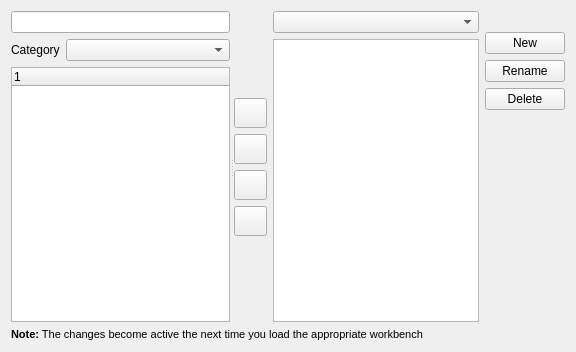
Qt form src/Gui/Dialogs/DlgToolbars.ui (southseact-3d/fcd) before a commit.
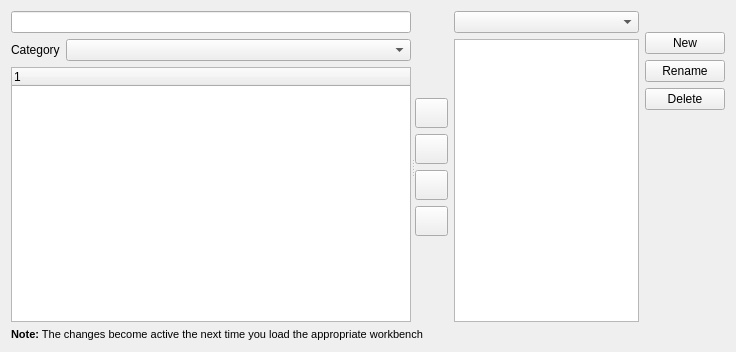
The same form after that commit. Icons and pictures are not drawn.

Commit message:
Gui: Widen the default customize dialog (#22714)
* Gui: Widen the default customize dialog

* Gui: Make panels the same width in keyboard and toolbars tabs

* Remove namespace additions

---------

What changed in the file:
```diff
--- a/src/Gui/Dialogs/DlgToolbars.ui
+++ b/src/Gui/Dialogs/DlgToolbars.ui
@@ -6,10 +6,16 @@
    <rect>
     <x>0</x>
     <y>0</y>
-    <width>576</width>
+    <width>736</width>
     <height>352</height>
    </rect>
   </property>
+  <property name="minimumSize">
+   <size>
+    <width>0</width>
+    <height>0</height>
+   </size>
+  </property>
   <property name="windowTitle">
    <string>Toolbars</string>
   </property>
@@ -60,6 +66,12 @@
        </item>
        <item row="2" column="0" colspan="2">
         <widget class="QTreeWidget" name="commandTreeWidget">
+         <property name="minimumSize">
+          <size>
+           <width>400</width>
+           <height>0</height>
+          </size>
+         </property>
          <property name="rootIsDecorated">
           <bool>false</bool>
          </property>
@@ -72,7 +84,7 @@
        </item>
       </layout>
      </widget>
-     <widget class="QWidget" name="">
+     <widget class="QWidget" name="layoutWidget">
       <layout class="QHBoxLayout" name="horizontalLayout">
        <item>
         <layout class="QVBoxLayout" name="verticalLayout_2">
```
Left out of the diff: 4 changed lines with no effect on the pictures. The commit also changes 1 other file.
